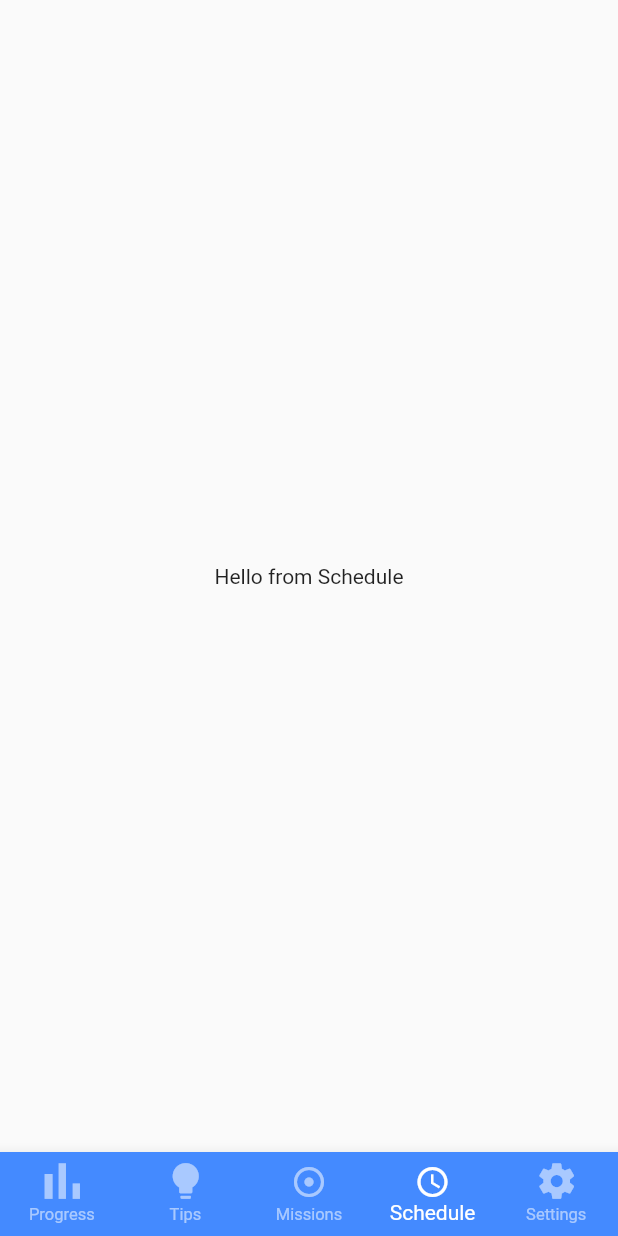
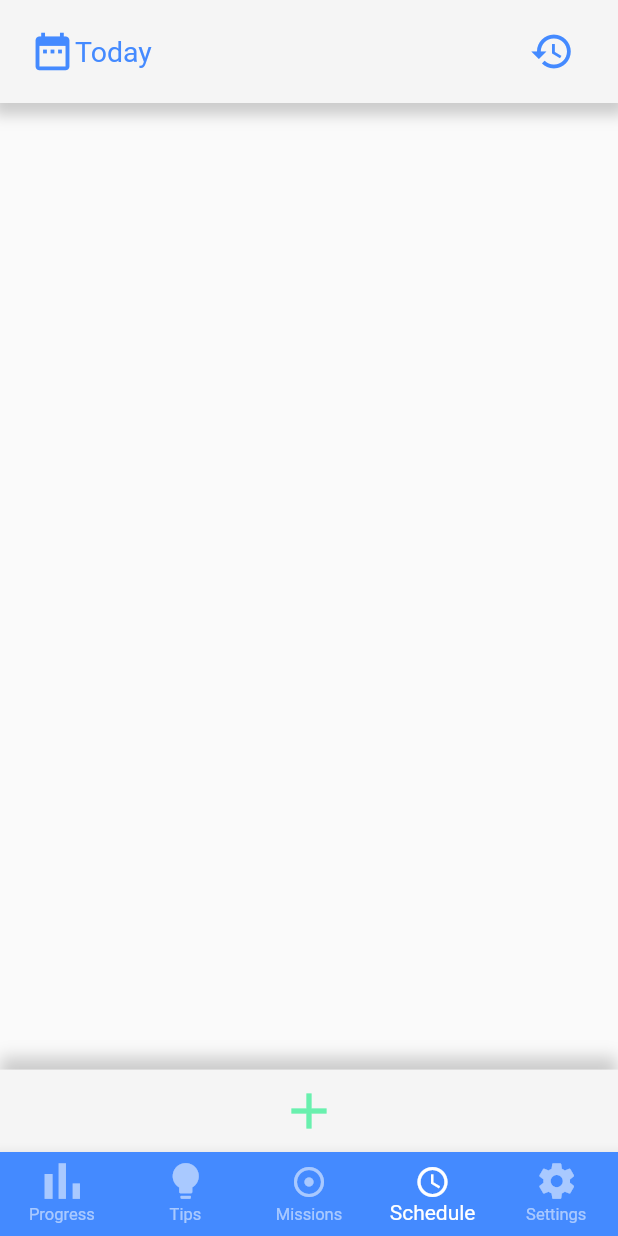
Before and after one commit to Negm101/Quit-Smoking-App, a Flutter app: the screen it shows after launch, item 4 of the bottom bar chosen, on a phone screen of 412 x 824 dp. Run offline on Flutter 3.47's test engine with Material 2 defaults, Android fonts, the phone set to English and light mode, and no system bars; our stand-ins replace circular_check_box, percent_indicator.

Commit message:
v0.15 started doing schedule

```diff
--- a/lib/screens/missions.dart
+++ b/lib/screens/missions.dart
@@ -1,7 +1,6 @@
 import 'package:flutter/material.dart';
 import 'package:percent_indicator/percent_indicator.dart';
 import 'package:circular_check_box/circular_check_box.dart';
-import 'package:quit_smoking_app/custom_icons.dart';
 
 class MissionsContainerScreen extends StatefulWidget {
   const MissionsContainerScreen({Key key}) : super(key: key);
--- a/lib/screens/progress.dart
+++ b/lib/screens/progress.dart
@@ -8,7 +8,22 @@ class ProgressContainerScreen extends StatelessWidget {
   Widget build(BuildContext context) {
     return new Container(
       alignment: Alignment.topCenter,
-      child:  Column(
+      child:  Stack(
+        children: [
+          Container(
+            margin: EdgeInsets.only(top: MediaQuery.of(context).size.height/4),
+            height:MediaQuery.of(context).size.height/2,
+            child: ListView(
+              physics: BouncingScrollPhysics(),
+              children: [
+                progressList(CustomIcons.money, 'Money Saved', 'RM 22'),
+                progressList(CustomIcons.cigareette, 'Non-Smoked Cigarettes', '22'),
+                progressList(Icons.timeline, 'Life Regained', '10 Days'),
+                progressList(CustomIcons.relapsed, 'Relapsed', '3'),
+              ],
+            ),
+          ),
+          Column(
             children: [
               /* Top bar */
               Container(
@@ -70,12 +85,8 @@ class ProgressContainerScreen extends StatelessWidget {
                   ],
                 ),
               ),
-
-          /* TODO: Progress list...add scroll mechanism */
-          progressList(CustomIcons.money, 'Money Saved', 'RM 22'),
-          progressList(CustomIcons.cigareette, 'Non-Smoked Cigarettes', '22'),
-          progressList(Icons.timeline, 'Life Regained', '10 Days'),
-          progressList(CustomIcons.relapsed, 'Relapsed', '3'),
+            ],
+          ),
         ],
       ),
     );
--- a/lib/screens/schedule.dart
+++ b/lib/screens/schedule.dart
@@ -1,14 +1,82 @@
 import 'package:flutter/material.dart';
 
-class ScheduleContainerScreen extends StatelessWidget {
-  ScheduleContainerScreen();
+class ScheduleContainerScreen extends StatefulWidget {
+  const ScheduleContainerScreen({Key key}) : super(key: key);
+
+  @override
+  _ScheduleContainerState createState() => _ScheduleContainerState();
+}
+
+class _ScheduleContainerState extends State<ScheduleContainerScreen> {
 
   @override
   Widget build(BuildContext context) {
-    return new Center(
-      child: Text('Hello from Schedule'),
-      /* TODO: Start writing Schedule here */
+    return Stack(
+      children: [
+        Column(
+          mainAxisAlignment: MainAxisAlignment.spaceBetween,
+          children: [
+            topBar(context),
+            bottomBarAddButton(context)
+          ],
+        ),
+      ],
     );
+  }
+  Widget topBar(BuildContext context) {
+    return Container(
+      margin: EdgeInsets.only(bottom: 60),
+      height: MediaQuery.of(context).size.height / 12,
+      width: MediaQuery.of(context).size.width,
+      padding: EdgeInsets.only(left: 20, right: 20),
+      decoration: BoxDecoration(
+        color: Colors.grey[100],
+        boxShadow: [
+          BoxShadow(
+            color: Colors.grey.withOpacity(0.5),
+            spreadRadius: 5,
+            blurRadius: 7,
+            offset: Offset(0, 3), // changes position of shadow
+          ),
+        ],
+      ),
+      child: Row(
+        mainAxisAlignment: MainAxisAlignment.spaceBetween,
+        children: [
+          Row(
+            crossAxisAlignment: CrossAxisAlignment.center,
+            children: [
+              Icon(Icons.date_range, size: 30, color: Colors.blueAccent,),
+              Text('Today', style: TextStyle(fontSize: 19, color: Colors.blueAccent),)
+            ],
+          ),
+          IconButton(
+            icon: Icon(Icons.history, size: 30, color: Colors.blueAccent,),
+            onPressed: (){},
+          ),
+        ],
+      ),
+    );
+  }
 
+  Widget bottomBarAddButton(BuildContext context) {
+    return Container(
+      width: MediaQuery.of(context).size.width,
+      height: MediaQuery.of(context).size.height/15,
+      decoration: BoxDecoration(
+        color: Colors.grey[100],
+        boxShadow: [
+          BoxShadow(
+            color: Colors.grey.withOpacity(0.5),
+            spreadRadius: .1,
+            blurRadius: 8,
+            offset: Offset(0, -8), // changes position of shadow
+          ),
+        ],
+      ),
+      child: FlatButton(
+        child: Icon(Icons.add, color: Colors.greenAccent,size: 40,),
+      ),
+    );
   }
 }
--- a/lib/screens/tips.dart
+++ b/lib/screens/tips.dart
@@ -6,6 +6,7 @@ class TipsContainerScreen extends StatelessWidget {
   @override
   Widget build(BuildContext context) {
     return SingleChildScrollView(
+      physics: BouncingScrollPhysics(), //change scroll physics bouncy
       child: new Column(
         children: [
           singleTip(),
```
Lines whose indentation alone changed are shown as unchanged.
